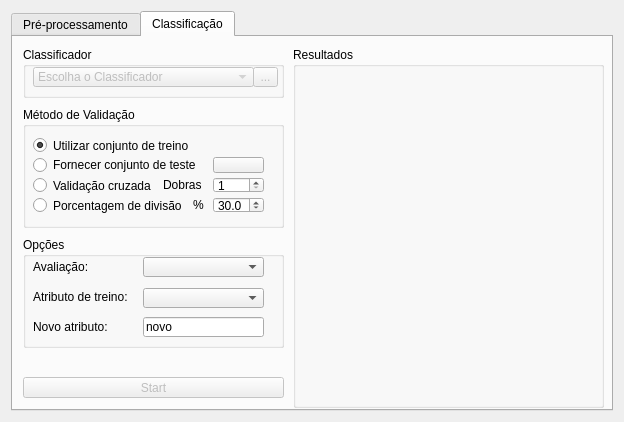
Qt form Interface/InterfaceFAMA/janela.ui (cristianommsilva/machine-learning-ip-ime) before a commit.
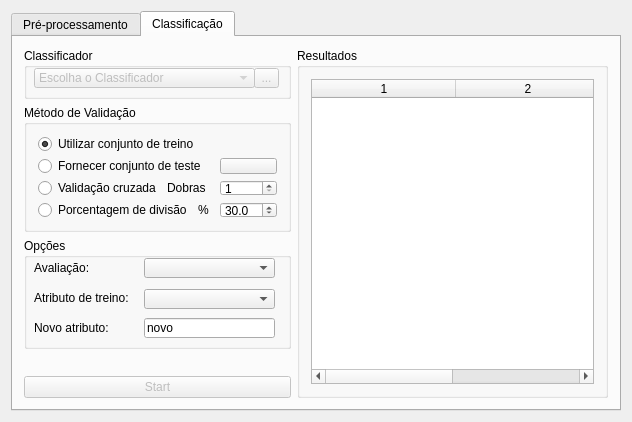
The same form after that commit. The open tabs and pages were chosen to show the change. Icons and pictures are not drawn.

```diff
--- a/Interface/InterfaceFAMA/janela.ui
+++ b/Interface/InterfaceFAMA/janela.ui
@@ -135,6 +135,12 @@
        </item>
        <item row="0" column="1" rowspan="3">
         <widget class="QGroupBox" name="groupBox_atributoSelecionado">
+         <property name="minimumSize">
+          <size>
+           <width>273</width>
+           <height>0</height>
+          </size>
+         </property>
          <property name="font">
           <font>
            <pointsize>9</pointsize>
@@ -362,6 +368,9 @@
             <property name="columnCount">
              <number>2</number>
             </property>
+            <attribute name="horizontalHeaderCascadingSectionResizes">
+             <bool>false</bool>
+            </attribute>
             <attribute name="horizontalHeaderDefaultSectionSize">
              <number>130</number>
             </attribute>
@@ -612,27 +621,122 @@
       <attribute name="title">
        <string>Classificação</string>
       </attribute>
+      <layout class="QGridLayout" name="gridLayout_7">
+       <item row="0" column="0">
+        <widget class="QGroupBox" name="groupBox_escolhaClassificador">
+         <property name="minimumSize">
+          <size>
+           <width>261</width>
+           <height>51</height>
+          </size>
+         </property>
+         <property name="maximumSize">
+          <size>
+           <width>16777215</width>
+           <height>51</height>
+          </size>
+         </property>
+         <property name="title">
+          <string>Classificador</string>
+         </property>
+         <widget class="QComboBox" name="comboBox_metodo">
+          <property name="enabled">
+           <bool>false</bool>
+          </property>
+          <property name="geometry">
+           <rect>
+            <x>10</x>
+            <y>20</y>
+            <width>221</width>
+            <height>20</height>
+           </rect>
+          </property>
+          <property name="insertPolicy">
+           <enum>QComboBox::InsertAlphabetically</enum>
+          </property>
+          <item>
+           <property name="text">
+            <string>Escolha o Classificador</string>
+           </property>
+          </item>
+         </widget>
+         <widget class="QToolButton" name="toolButton_treinador">
+          <property name="enabled">
+           <bool>false</bool>
+          </property>
+          <property name="geometry">
+           <rect>
+            <x>230</x>
+            <y>20</y>
+            <width>25</width>
+            <height>20</height>
+           </rect>
+          </property>
+          <property name="text">
+           <string>...</string>
+          </property>
+         </widget>
+        </widget>
+       </item>
+       <item row="0" column="1" rowspan="5">
+        <widget class="QGroupBox" name="groupBox_resultadosValidacao">
+         <property name="title">
+          <string>Resultados</string>
+         </property>
+         <layout class="QGridLayout" name="gridLayout_6">
+          <item row="0" column="0">
+           <widget class="QTableWidget" name="tableWidget_resultadosValidacao">
+            <property name="alternatingRowColors">
+             <bool>true</bool>
+            </property>
+            <property name="selectionMode">
+             <enum>QAbstractItemView::SingleSelection</enum>
+            </property>
+            <property name="selectionBehavior">
+             <enum>QAbstractItemView::SelectRows</enum>
+            </property>
+            <property name="columnCount">
+             <number>2</number>
+            </property>
+            <attribute name="horizontalHeaderCascadingSectionResizes">
+             <bool>false</bool>
+            </attribute>
+            <attribute name="horizontalHeaderDefaultSectionSize">
+             <number>144</number>
+            </attribute>
+            <attribute name="horizontalHeaderStretchLastSection">
+             <bool>true</bool>
+            </attribute>
+            <attribute name="verticalHeaderVisible">
+             <bool>false</bool>
+            </attribute>
+            <column/>
+            <column/>
+           </widget>
+          </item>
+         </layout>
+        </widget>
+       </item>
+       <item row="1" column="0">
       <widget class="QGroupBox" name="groupBox_opcoesTeste">
-       <property name="geometry">
-        <rect>
-         <x>10</x>
-         <y>70</y>
+         <property name="minimumSize">
+          <size>
          <width>261</width>
          <height>121</height>
-        </rect>
+          </size>
+         </property>
+         <property name="maximumSize">
+          <size>
+           <width>16777215</width>
+           <height>130</height>
+          </size>
        </property>
        <property name="title">
         <string>Método de Validação</string>
        </property>
+         <layout class="QGridLayout" name="gridLayout_8">
+          <item row="0" column="0" colspan="3">
        <widget class="QRadioButton" name="radioButton_treino">
-        <property name="geometry">
-         <rect>
-          <x>10</x>
-          <y>30</y>
-          <width>171</width>
-          <height>17</height>
-         </rect>
-        </property>
         <property name="text">
          <string>Utilizar conjunto de treino</string>
         </property>
@@ -640,28 +744,16 @@
          <bool>true</bool>
         </property>
        </widget>
+          </item>
+          <item row="1" column="0" colspan="3">
        <widget class="QRadioButton" name="radioButton_teste">
-        <property name="geometry">
-         <rect>
-          <x>10</x>
-          <y>50</y>
-          <width>181</width>
-          <height>16</height>
-         </rect>
-        </property>
         <property name="text">
          <string>Fornecer conjunto de teste</string>
         </property>
        </widget>
+          </item>
+          <item row="1" column="3">
        <widget class="QPushButton" name="pushButton_teste">
-        <property name="geometry">
-         <rect>
-          <x>190</x>
-          <y>50</y>
-          <width>51</width>
-          <height>16</height>
-         </rect>
-        </property>
         <property name="font">
          <font>
           <pointsize>8</pointsize>
@@ -675,83 +767,47 @@
           <normaloff>../imagens/folder_open.png</normaloff>../imagens/folder_open.png</iconset>
         </property>
        </widget>
+          </item>
+          <item row="2" column="0">
        <widget class="QRadioButton" name="radioButton_kDobras">
-        <property name="geometry">
-         <rect>
-          <x>10</x>
-          <y>70</y>
-          <width>121</width>
-          <height>17</height>
-         </rect>
-        </property>
         <property name="text">
          <string>Validação cruzada</string>
         </property>
        </widget>
+          </item>
+          <item row="2" column="1" colspan="2">
        <widget class="QLabel" name="label_kDobras">
-        <property name="geometry">
-         <rect>
-          <x>140</x>
-          <y>70</y>
-          <width>46</width>
-          <height>16</height>
-         </rect>
-        </property>
         <property name="text">
          <string>Dobras</string>
         </property>
        </widget>
+          </item>
+          <item row="2" column="3">
+           <widget class="QSpinBox" name="spinBox_kDobras">
+            <property name="minimum">
+             <number>1</number>
+            </property>
+            <property name="maximum">
+             <number>999</number>
+            </property>
+           </widget>
+          </item>
+          <item row="3" column="0" colspan="2">
        <widget class="QRadioButton" name="radioButton_divisao">
-        <property name="geometry">
-         <rect>
-          <x>10</x>
-          <y>90</y>
-          <width>161</width>
-          <height>17</height>
-         </rect>
-        </property>
         <property name="text">
          <string>Porcentagem de divisão</string>
         </property>
        </widget>
+          </item>
+          <item row="3" column="2">
        <widget class="QLabel" name="label_kDobras_2">
-        <property name="geometry">
-         <rect>
-          <x>170</x>
-          <y>90</y>
-          <width>16</width>
-          <height>16</height>
-         </rect>
-        </property>
         <property name="text">
          <string>%</string>
         </property>
        </widget>
-       <widget class="QSpinBox" name="spinBox_kDobras">
-        <property name="geometry">
-         <rect>
-          <x>190</x>
-          <y>70</y>
-          <width>51</width>
-          <height>16</height>
-         </rect>
-        </property>
-        <property name="minimum">
-         <number>1</number>
-        </property>
-        <property name="maximum">
-         <number>999</number>
-        </property>
-       </widget>
+          </item>
+          <item row="3" column="3">
        <widget class="QDoubleSpinBox" name="doubleSpinBox_divisao">
-        <property name="geometry">
-         <rect>
-          <x>190</x>
-          <y>90</y>
-          <width>51</width>
-          <height>16</height>
-         </rect>
-        </property>
         <property name="decimals">
          <number>1</number>
         </property>
@@ -762,31 +818,23 @@
          <double>30.000000000000000</double>
         </property>
        </widget>
-      </widget>
-      <widget class="QPushButton" name="pushButton_start">
-       <property name="enabled">
-        <bool>false</bool>
-       </property>
-       <property name="geometry">
-        <rect>
-         <x>10</x>
-         <y>340</y>
-         <width>261</width>
-         <height>21</height>
-        </rect>
-       </property>
-       <property name="text">
-        <string>Start</string>
-       </property>
-      </widget>
+          </item>
+         </layout>
+        </widget>
+       </item>
+       <item row="2" column="0">
       <widget class="QGroupBox" name="groupBox_opcoesClassificacao">
-       <property name="geometry">
-        <rect>
-         <x>10</x>
-         <y>200</y>
+         <property name="minimumSize">
+          <size>
          <width>261</width>
          <height>111</height>
-        </rect>
+          </size>
+         </property>
+         <property name="maximumSize">
+          <size>
+           <width>16777215</width>
+           <height>111</height>
+          </size>
        </property>
        <property name="title">
         <string>Opções</string>
@@ -809,7 +857,7 @@
          <rect>
           <x>120</x>
           <y>20</y>
-          <width>121</width>
+            <width>131</width>
           <height>20</height>
          </rect>
         </property>
@@ -845,7 +893,7 @@
          <rect>
           <x>120</x>
           <y>51</y>
-          <width>121</width>
+            <width>131</width>
           <height>20</height>
          </rect>
         </property>
@@ -855,7 +903,7 @@
          <rect>
           <x>120</x>
           <y>80</y>
-          <width>121</width>
+            <width>131</width>
           <height>20</height>
          </rect>
         </property>
@@ -864,69 +912,31 @@
         </property>
        </widget>
       </widget>
-      <widget class="QGroupBox" name="groupBox_escolhaClassificador">
-       <property name="geometry">
-        <rect>
-         <x>10</x>
-         <y>10</y>
-         <width>261</width>
-         <height>51</height>
-        </rect>
-       </property>
-       <property name="title">
-        <string>Classificador</string>
-       </property>
-       <widget class="QComboBox" name="comboBox_metodo">
-        <property name="enabled">
-         <bool>false</bool>
-        </property>
-        <property name="geometry">
-         <rect>
-          <x>10</x>
-          <y>20</y>
-          <width>221</width>
-          <height>20</height>
-         </rect>
-        </property>
-        <property name="insertPolicy">
-         <enum>QComboBox::InsertAlphabetically</enum>
-        </property>
-        <item>
-         <property name="text">
-          <string>Escolha o Classificador</string>
-         </property>
-        </item>
-       </widget>
-       <widget class="QToolButton" name="toolButton_treinador">
+       </item>
+       <item row="3" column="0">
+        <spacer name="verticalSpacer">
+         <property name="orientation">
+          <enum>Qt::Vertical</enum>
+         </property>
+         <property name="sizeHint" stdset="0">
+          <size>
+           <width>20</width>
+           <height>23</height>
+          </size>
+         </property>
+        </spacer>
+       </item>
+       <item row="4" column="0">
+        <widget class="QPushButton" name="pushButton_start">
         <property name="enabled">
          <bool>false</bool>
         </property>
-        <property name="geometry">
-         <rect>
-          <x>230</x>
-          <y>20</y>
-          <width>25</width>
-          <height>20</height>
-         </rect>
-        </property>
         <property name="text">
-         <string>...</string>
-        </property>
-       </widget>
-      </widget>
-      <widget class="QGroupBox" name="groupBox_resultadosValidacao">
-       <property name="geometry">
-        <rect>
-         <x>280</x>
-         <y>10</y>
-         <width>311</width>
-         <height>361</height>
-        </rect>
-       </property>
-       <property name="title">
-        <string>Resultados</string>
-       </property>
-      </widget>
+          <string>Start</string>
+         </property>
+        </widget>
+       </item>
+      </layout>
      </widget>
     </widget>
    </item>
```
Lines whose indentation alone changed are shown as unchanged.
